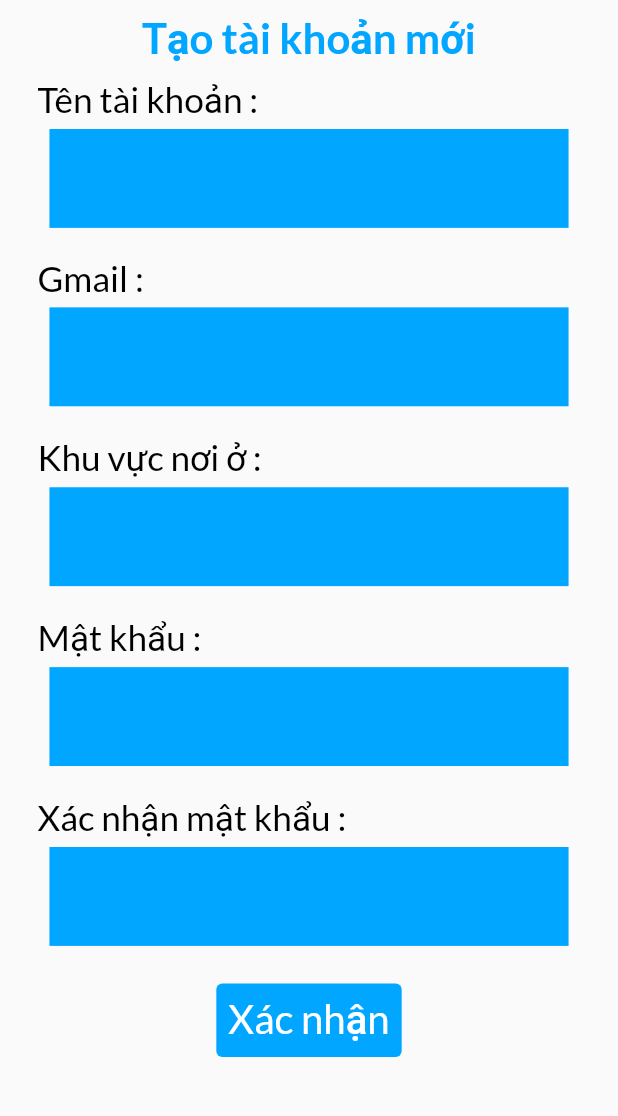
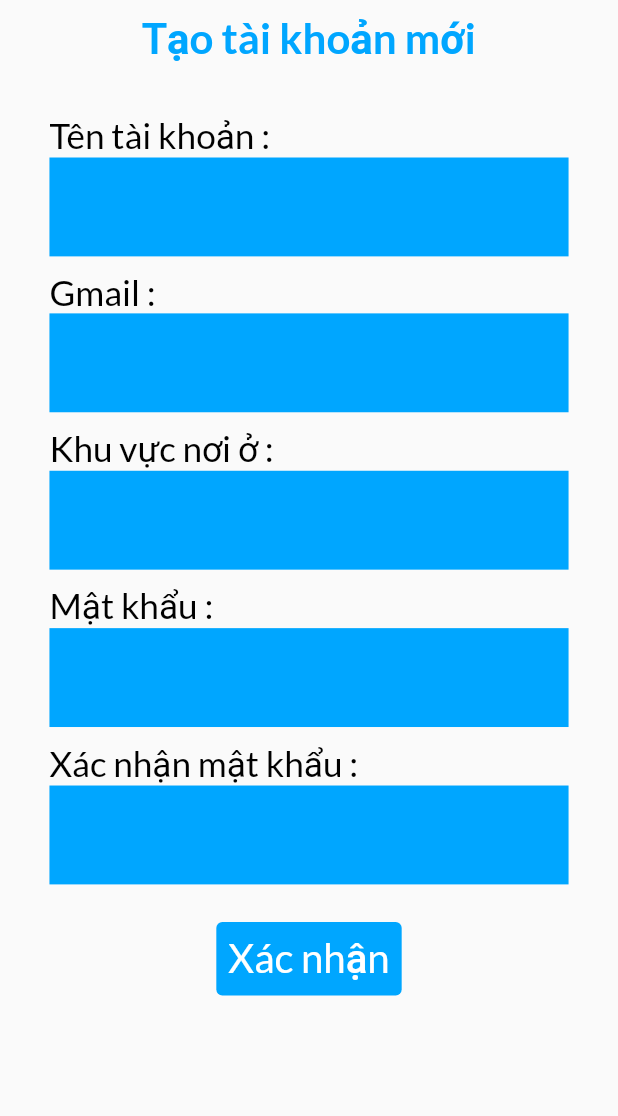
Before and after one commit to AnhNThust/Techsol_Ecopark, a Flutter app: the screen it shows after launch, after a tap on "Sign Up", on a phone screen of 412 x 824 dp, the part 60-1176 px from its top. Run offline on Flutter 3.47's test engine with Material 2 defaults, Android fonts, the light colour scheme and no system bars.

Commit message:
Create Register Account Page (update)

```diff
--- a/lib/screens/login/label_account.dart
+++ b/lib/screens/login/label_account.dart
@@ -1,4 +1,5 @@
 import 'package:flutter/material.dart';
+import 'package:techsol_ecopark/constants.dart';
 
 class LabelAccount extends StatelessWidget {
   const LabelAccount({
@@ -18,13 +19,13 @@ class LabelAccount extends StatelessWidget {
         padding: const EdgeInsets.only(
           top: 7,
           bottom: 7,
-          left: 15,
+          left: CusMargin,
         ),
         child: Text(
           text,
           style: TextStyle(
             color: Colors.white,
-            fontSize: 21,
+            fontSize: size.width * 0.065,
           ),
           textAlign: TextAlign.left,
         ),
--- a/lib/screens/new_password/input_field.dart
+++ b/lib/screens/new_password/input_field.dart
@@ -44,6 +44,8 @@ class InputCodeVeri extends StatelessWidget {
           fontSize: fontSi,
         ),
         onChanged: (value) {},
+        textAlignVertical: TextAlignVertical.center,
+        // textAlign: TextAlign.center,
       ),
     );
   }
--- a/lib/screens/new_password/verify_page.dart
+++ b/lib/screens/new_password/verify_page.dart
@@ -26,7 +26,7 @@ class VerifyPage extends StatelessWidget {
                       "\nNhập mã xác nhận\n",
                       style: TextStyle(
                         color: kBackgroundBtnColor,
-                        fontSize: 21,
+                        fontSize: size.width * 0.065,
                         fontFamily: "Lato",
                         fontWeight: FontWeight.bold,
                       ),
@@ -35,7 +35,7 @@ class VerifyPage extends StatelessWidget {
                       "Gửi mã xác nhận vào gmail\n",
                       style: TextStyle(
                         color: Colors.black,
-                        fontSize: 18,
+                        fontSize: size.width * 0.056,
                         fontFamily: "Lato",
                       ),
                     ), // Nhãn Gửi xác nhận vào gmail
--- a/lib/screens/register/create_new _account.dart
+++ b/lib/screens/register/create_new _account.dart
@@ -22,7 +22,7 @@ class CreateNewAccount extends StatelessWidget {
               BackButton1(),
               Center(
                 child: Text(
-                  "Tạo tài khoản mới",
+                  "Tạo tài khoản mới\n",
                   style: TextStyle(
                     color: kBackgroundBtnColor,
                     fontSize: size.width * 0.068,
@@ -40,7 +40,7 @@ class CreateNewAccount extends StatelessWidget {
                 child: InputCodeVeri(
                   wid: size.width * 0.84,
                   hei: size.height * 0.08,
-                  fontSi: size.width * 0.05,
+                  fontSi: size.width * 0.06,
                   marBottom: CusPadding,
                 ),
               ),
--- a/lib/screens/register/label_in_create_account.dart
+++ b/lib/screens/register/label_in_create_account.dart
@@ -14,11 +14,9 @@ class LabelInCA extends StatelessWidget {
 
   @override
   Widget build(BuildContext context) {
-    return Padding(
-      padding: const EdgeInsets.only(
-        top: CusPadding,
-        left: CusMargin + 10,
-        bottom: CusPadding - 5,
+    return Container(
+      margin: EdgeInsets.only(
+        left: size.width * 0.08
       ),
       child: Text(
         title,
```
